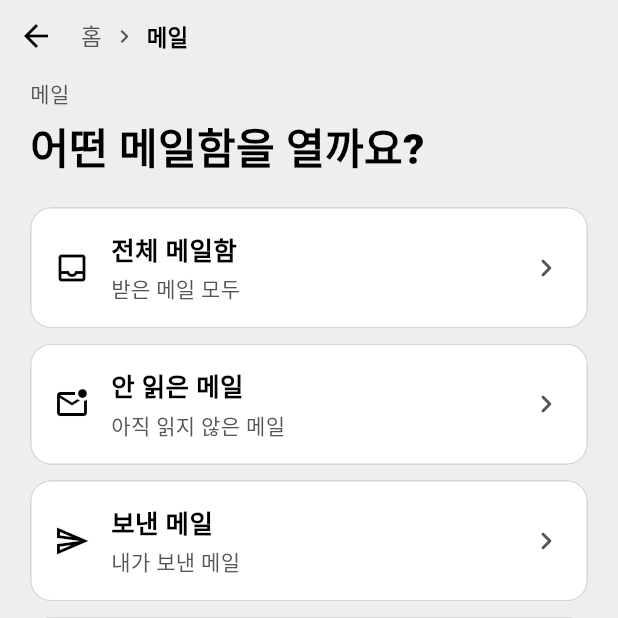
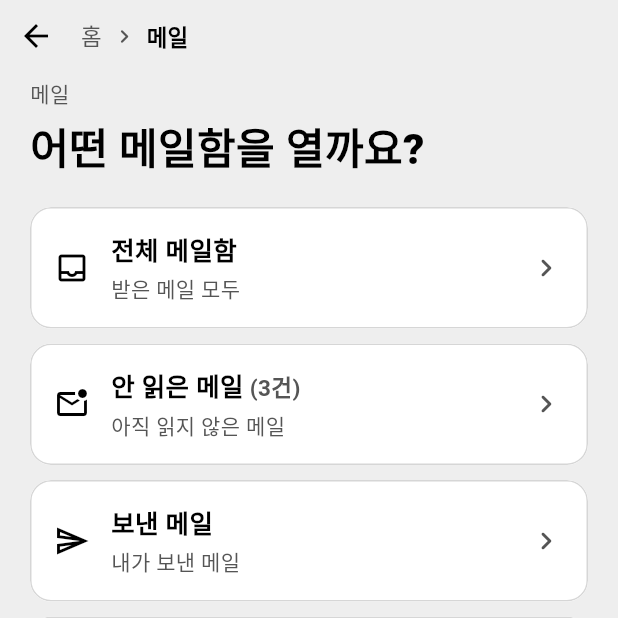
Before and after one commit to AppLegend-boys/alpha-mail, a Flutter app: the screen it shows after launch, after a tap on "메일", on a phone screen of 412 x 824 dp, the top half of it. Run offline on Flutter 3.47's test engine with Material 3 defaults, Android fonts, the phone set to English and light mode, and no system bars; our stand-ins replace flutter_secure_storage, flutter_tts, wakelock_plus, webview_flutter; missing offline and left inert: background_downloader, cp949_codec, enough_mail, flutter_appauth, flutter_gemma, record and 1 more; statements that could not run were skipped.

Commit message:
Show the unread count beside 안 읽은 메일 in the mail menu
Co-Authored-By: Claude Opus 5.5 <noreply@anthropic.com>

```diff
--- a/lib/screens/home.dart
+++ b/lib/screens/home.dart
@@ -214,6 +214,8 @@ class _HomeScreenState extends State<HomeScreen> {
       MailMenuScreen(
         from: [homeLabel],
         folderScreen: (folder, from) => _folderScreen(folder, from: from),
+        inbox: _inbox,
+        unreadCount: () => _unreadCount,
       ),
     );
   }
--- a/lib/screens/mail_list.dart
+++ b/lib/screens/mail_list.dart
@@ -17,9 +17,15 @@ class MailMenuScreen extends StatelessWidget {
     super.key,
     required this.from,
     required this.folderScreen,
+    required this.inbox,
+    required this.unreadCount,
   });
 
   final List<String> from;
+
+  /// Redraws [unreadCount], shown beside 안 읽은 메일, as mail comes in.
+  final Listenable inbox;
+  final int Function() unreadCount;
 
   /// The folder to open, given its breadcrumb.
   final Widget Function(MailFolder folder, List<String> from) folderScreen;
@@ -39,13 +45,19 @@ class MailMenuScreen extends StatelessWidget {
           (MailFolder.starred, Icons.star_outline_rounded, '별표·중요 표시한 메일'),
           (MailFolder.trash, Icons.delete_outline_rounded, '지운 메일'),
         ])
-          MenuRow(
+          ListenableBuilder(
+            listenable: inbox,
+            builder: (context, _) => MenuRow(
               folder == MailFolder.all ? '전체 메일함' : folder.label,
               sub,
+              note: folder == MailFolder.unread && unreadCount() > 0
+                  ? '(${unreadCount()}건)'
+                  : null,
               icon: icon,
               onTap: () => Navigator.push(
                 context,
                 MaterialPageRoute(builder: (_) => folderScreen(folder, trail)),
+              ),
             ),
           ),
       ],
--- a/lib/widgets.dart
+++ b/lib/widgets.dart
@@ -75,19 +75,22 @@ class VoiceCard extends StatelessWidget {
   }
 }
 
-/// One row of a menu or settings list: [title] over [sub], with [trailing]
-/// on the right, or a chevron when it opens a screen.
+/// One row of a menu or settings list: [title] (and a lighter [note] beside
+/// it) over [sub], with [trailing] on the right, or a chevron when it opens
+/// a screen.
 class MenuRow extends StatelessWidget {
   const MenuRow(
     this.title,
     this.sub, {
     super.key,
+    this.note,
     this.icon,
     this.trailing,
     this.onTap,
   });
 
   final String title;
+  final String? note;
   final String sub;
   final IconData? icon;
   final Widget? trailing;
@@ -110,8 +113,21 @@ class MenuRow extends StatelessWidget {
               child: Column(
                 crossAxisAlignment: CrossAxisAlignment.start,
                 children: [
-                  Text(
-                    title,
+                  Text.rich(
+                    TextSpan(
+                      text: title,
+                      children: [
+                        if (note != null)
+                          TextSpan(
+                            text: ' $note',
+                            style: TextStyle(
+                              fontSize: 15,
+                              fontWeight: FontWeight.w600,
+                              color: colors.onSurfaceVariant,
+                            ),
+                          ),
+                      ],
+                    ),
                     style: const TextStyle(
                       fontSize: 17,
                       fontWeight: FontWeight.w700,
```
Lines whose indentation alone changed are shown as unchanged.
